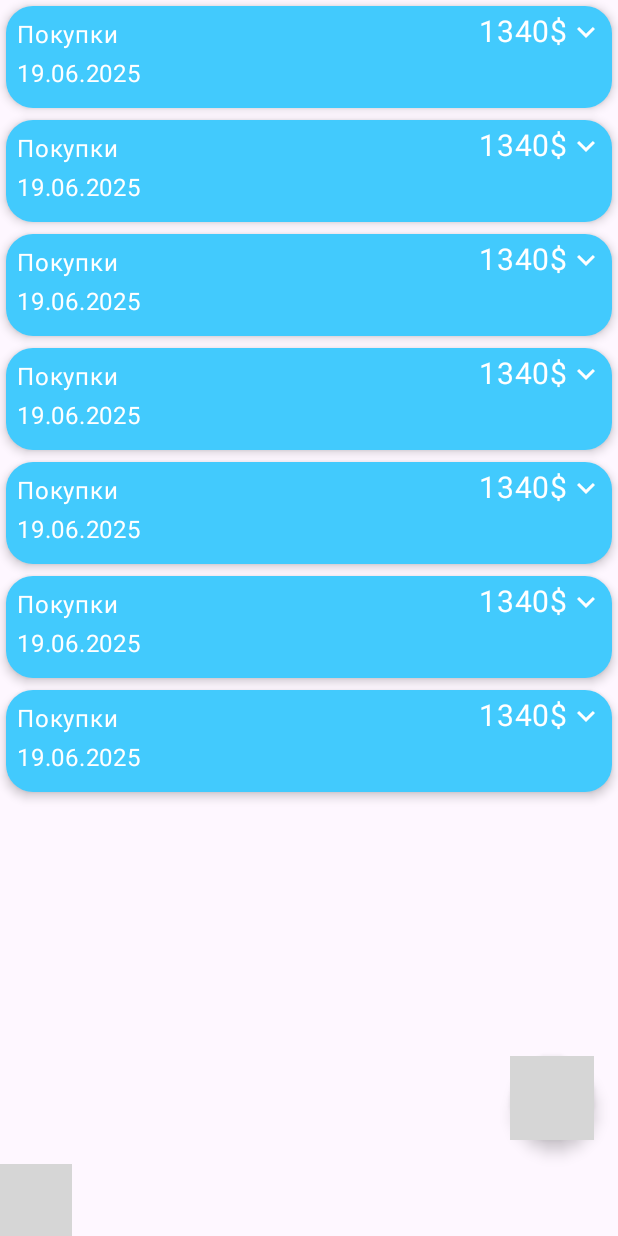
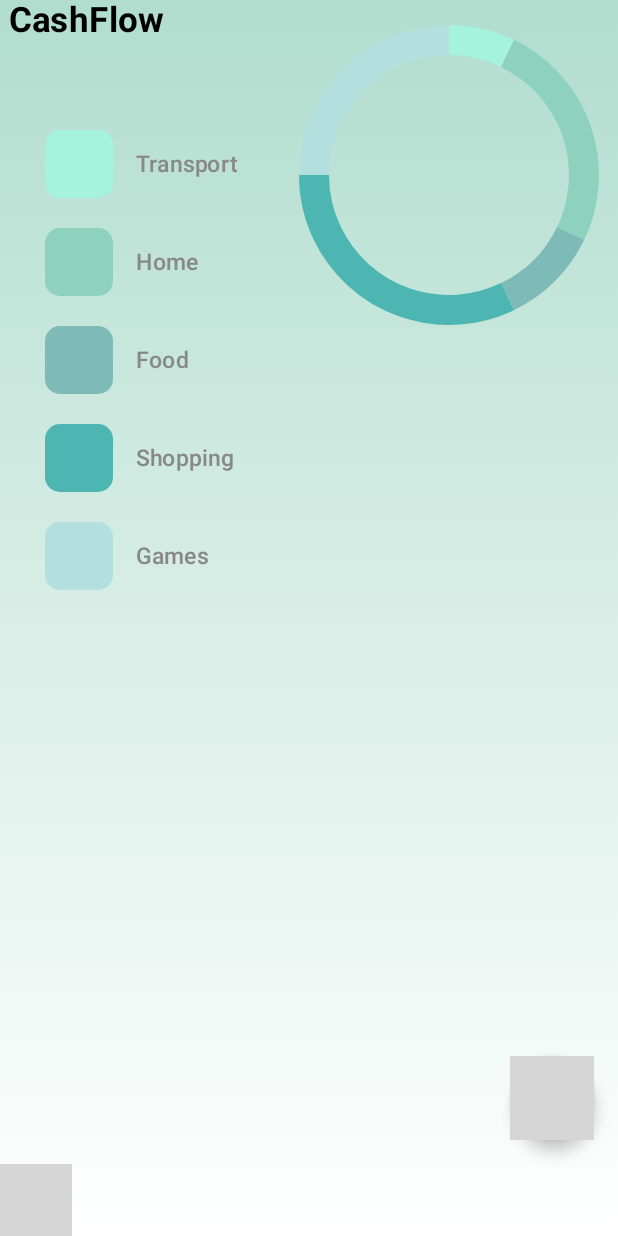
Before and after one commit to Mesherekov/CashFlow, an Android app built with Jetpack Compose: the screen it shows after launch (MainActivity), on a phone screen of 412 x 824 dp. Run offline under Robolectric (Android 15) with nearby library versions, the phone set to English and light mode, and no system bars; our stand-ins replace Compose Multiplatform resources; 2 statements that could not run were skipped; grey boxes are pictures that could not be loaded.

Commit message:
UI: Create Donut Chart

```diff
--- a/composeApp/build.gradle.kts
+++ b/composeApp/build.gradle.kts
@@ -46,7 +46,8 @@ kotlin {
             implementation(compose.materialIconsExtended)
             implementation(libs.decompose)
             implementation(libs.decompose.extensions.compose)
-
+            implementation(libs.coil3.coil)
+            implementation(libs.coil.compose)
             api(libs.koin.core)
             implementation(libs.koin.compose)
             implementation(libs.koin.compose.viewmodel)
--- a/composeApp/src/androidMain/kotlin/org/example/cashflow/MainActivity.kt
+++ b/composeApp/src/androidMain/kotlin/org/example/cashflow/MainActivity.kt
@@ -4,14 +4,10 @@ import android.os.Bundle
 import androidx.activity.ComponentActivity
 import androidx.activity.compose.setContent
 import androidx.activity.enableEdgeToEdge
-import androidx.compose.runtime.Composable
-import androidx.compose.ui.tooling.preview.Preview
-import com.arkivanov.decompose.defaultComponentContext
 import com.arkivanov.decompose.retainedComponent
 import org.example.cashflow.navigation.RootComponent
 import org.koin.android.ext.android.inject
 import org.koin.core.parameter.parametersOf
-import kotlin.getValue
 
 class MainActivity : ComponentActivity() {
     override fun onCreate(savedInstanceState: Bundle?) {
--- a/composeApp/src/commonMain/kotlin/org/example/cashflow/App.kt
+++ b/composeApp/src/commonMain/kotlin/org/example/cashflow/App.kt
@@ -3,18 +3,26 @@ package org.example.cashflow
 import androidx.compose.animation.AnimatedVisibility
 import androidx.compose.animation.scaleIn
 import androidx.compose.animation.scaleOut
+import androidx.compose.foundation.background
+import androidx.compose.foundation.layout.Box
 import androidx.compose.foundation.layout.fillMaxWidth
 import androidx.compose.foundation.layout.padding
+import androidx.compose.foundation.layout.systemBarsPadding
 import androidx.compose.foundation.shape.CircleShape
 import androidx.compose.material3.FloatingActionButton
 import androidx.compose.material3.Icon
 import androidx.compose.material3.MaterialTheme
 import androidx.compose.material3.Scaffold
+import androidx.compose.material3.Text
 import androidx.compose.runtime.Composable
 import androidx.compose.runtime.getValue
 import androidx.compose.ui.Modifier
 import androidx.compose.ui.draw.scale
+import androidx.compose.ui.graphics.Brush
 import androidx.compose.ui.graphics.Color
+import androidx.compose.ui.text.font.FontWeight
+import androidx.compose.ui.unit.dp
+import androidx.compose.ui.unit.sp
 import cashflow.composeapp.generated.resources.Res
 import cashflow.composeapp.generated.resources.addi
 import cashflow.composeapp.generated.resources.home
@@ -34,17 +42,26 @@ import org.example.cashflow.ui.HomeScreen
 import org.jetbrains.compose.resources.stringResource
 import org.jetbrains.compose.resources.vectorResource
 import org.jetbrains.compose.ui.tooling.preview.Preview
-import org.koin.compose.KoinContext
-import org.koin.compose.koinInject
-import org.koin.core.context.KoinContext
 
 @Composable
 @Preview
 fun App(rootComponent: RootComponent) {
     MaterialTheme {
         val childStack by rootComponent.childStack.subscribeAsState()
+        Box(Modifier
+            .background(Brush
+                .verticalGradient(0f to Color(0xFFB1DDCE),
+                    1000f to Color.White))){
         Scaffold(
-            contentColor = Color.White,
+            containerColor = Color.Transparent,
+            topBar = {
+                Text("CashFlow",
+                    fontSize = 23.sp,
+                    modifier = Modifier
+                        .systemBarsPadding()
+                        .padding(start = 6.dp),
+                    fontWeight = FontWeight.Bold)
+            },
             bottomBar = {
                 BottomNavBar(
                     listOf(
@@ -60,7 +77,6 @@ fun App(rootComponent: RootComponent) {
                         )
                     ),
                     rootComponent = rootComponent
-
                 )
             },
             floatingActionButton = {
@@ -72,7 +88,7 @@ fun App(rootComponent: RootComponent) {
                     FloatingActionButton(
                         onClick = {},
                         shape = CircleShape,
-                        containerColor = ColorsUI.light_blue,
+                        containerColor = ColorsUI.cian,
                     ) {
                         Icon(
                             imageVector = vectorResource(Res.drawable.addi),
@@ -82,23 +98,25 @@ fun App(rootComponent: RootComponent) {
                         )
                     }
                 }
-            }
+            },
         ) { innerPadding ->
             Children(
                 stack = childStack,
-                animation = stackAnimation (slide())
-            ){
-                    child ->
-                when(val instance = child.instance){
+                animation = stackAnimation(slide())
+            ) { child ->
+                when (val instance = child.instance) {
                     is RootComponent.Child.AccountScreen -> AccountScreen(instance.component)
                     is RootComponent.Child.HomeScreen -> {
-                        HomeScreen(instance.component,
-                        modifier = Modifier
-                            .fillMaxWidth()
-                            .padding(innerPadding))
+                        HomeScreen(
+                            instance.component,
+                            modifier = Modifier
+                                .fillMaxWidth()
+                                .padding(innerPadding)
+                        )
                     }
                 }
             }
+        }
 
         }
     }
--- a/composeApp/src/commonMain/kotlin/org/example/cashflow/navigation/Navigation.kt
+++ b/composeApp/src/commonMain/kotlin/org/example/cashflow/navigation/Navigation.kt
@@ -1,6 +1,7 @@
 package org.example.cashflow.navigation
 
 import androidx.compose.foundation.layout.Column
+import androidx.compose.foundation.shape.RoundedCornerShape
 import androidx.compose.material3.Icon
 import androidx.compose.material3.NavigationBar
 import androidx.compose.material3.NavigationBarItem
@@ -13,6 +14,7 @@ import androidx.compose.runtime.remember
 import androidx.compose.runtime.setValue
 import androidx.compose.ui.Alignment
 import androidx.compose.ui.Modifier
+import androidx.compose.ui.draw.clip
 import androidx.compose.ui.draw.scale
 import androidx.compose.ui.graphics.Color
 import androidx.compose.ui.graphics.vector.ImageVector
@@ -35,9 +37,9 @@ fun BottomNavBar(
     rootComponent: RootComponent
 ){
     NavigationBar(
-        modifier = modifier,
-        containerColor = ColorsUI.light_blue,
-
+        modifier = modifier
+            .clip(RoundedCornerShape(10.dp)),
+        containerColor = Color(0xFFE0F1EB),
         tonalElevation = 5.dp
     ) {
         var isSelected by remember { mutableStateOf(rootComponent.childStack.active.configuration) }
@@ -50,10 +52,10 @@ fun BottomNavBar(
                           },
                 colors = NavigationBarItemDefaults.colors(
                     indicatorColor = ColorsUI.cian,
-                    selectedIconColor = Color(0xFFFFFFFFF),
-                    selectedTextColor = Color(0xFFFFFFFFF),
-                    unselectedIconColor = Color(0xFFFFFFFFF),
-                    unselectedTextColor = Color(0xFFFFFFFFF)
+                    selectedIconColor = Color.White,
+                    selectedTextColor = Color.White,
+                    unselectedIconColor = Color.Gray,
+                    unselectedTextColor = Color.Gray
 
                 ),
                 icon = {
--- a/composeApp/src/commonMain/kotlin/org/example/cashflow/ui/ColorsUI.kt
+++ b/composeApp/src/commonMain/kotlin/org/example/cashflow/ui/ColorsUI.kt
@@ -4,8 +4,17 @@ import androidx.compose.ui.graphics.Color
 
 object ColorsUI {
     val light_blue = Color((0xFF42CAFD))
-    val cian = Color(0xFF66B3B9)
+    val cian = Color(0xFF68C7C9)
     val light_yellow = Color(0xFFF5EFA6)
     val dark_green = Color(0xFF8EB09D)
     val light_pink = Color(0xFFF0D1D0)
+    val dark_cian = Color(0xFF7EBAB8)
+    val light_green = Color(0xFF8ED2BD)
+    val light_cian = Color(0xFFA4F3DA)
+
+    val color10 = Color(0xFFE6F5F4)  // 10% от исходного
+    val color30 = Color(0xFFB3E0DE)  // 30% от исходного
+    val color50 = Color(0xFF80CBC8)  // 50% от исходного
+    val color70 = Color(0xFF4DB6B2)  // 70% от исходного
+    val color90 = Color(0xFF1A9F9A)
 }
--- /dev/null
+++ b/composeApp/src/commonMain/kotlin/org/example/cashflow/ui/DonutChart.kt
@@ -0,0 +1,192 @@
+package org.example.cashflow.ui
+
+import androidx.compose.animation.AnimatedVisibility
+import androidx.compose.animation.core.LinearEasing
+import androidx.compose.animation.core.LinearOutSlowInEasing
+import androidx.compose.animation.core.animateFloatAsState
+import androidx.compose.animation.core.tween
+import androidx.compose.animation.scaleIn
+import androidx.compose.animation.scaleOut
+import androidx.compose.foundation.Canvas
+import androidx.compose.foundation.background
+import androidx.compose.foundation.clickable
+import androidx.compose.foundation.layout.Box
+import androidx.compose.foundation.layout.Column
+import androidx.compose.foundation.layout.Row
+import androidx.compose.foundation.layout.fillMaxWidth
+import androidx.compose.foundation.layout.padding
+import androidx.compose.foundation.layout.size
+import androidx.compose.foundation.shape.RoundedCornerShape
+import androidx.compose.material3.Surface
+import androidx.compose.material3.Text
+import androidx.compose.runtime.Composable
+import androidx.compose.runtime.LaunchedEffect
+import androidx.compose.runtime.getValue
+import androidx.compose.runtime.mutableStateOf
+import androidx.compose.runtime.remember
+import androidx.compose.runtime.setValue
+import androidx.compose.ui.Alignment
+import androidx.compose.ui.Modifier
+import androidx.compose.ui.draw.rotate
+import androidx.compose.ui.graphics.Color
+import androidx.compose.ui.graphics.StrokeCap
+import androidx.compose.ui.graphics.drawscope.Stroke
+import androidx.compose.ui.text.font.FontWeight
+import androidx.compose.ui.unit.Dp
+import androidx.compose.ui.unit.dp
+import androidx.compose.ui.unit.sp
+
+@Composable
+fun DonutChart(
+    data: Map<String, Int>,
+    radius: Dp = 90.dp,
+    chartBarWidth: Dp = 20.dp,
+    animDuration: Int = 1000
+){
+    val totalSum = data.values.sum()
+    val floatValue = mutableListOf<Float>()
+    data.values.forEachIndexed { index, item ->
+        floatValue.add(index, 360*item.toFloat() / totalSum.toFloat())
+    }
+
+    val colors = mutableListOf(
+        ColorsUI.light_cian,
+        ColorsUI.light_green,
+        ColorsUI.dark_cian,
+        ColorsUI.color70,
+        ColorsUI.color30,
+        ColorsUI.color50,
+        ColorsUI.color90
+    )
+    var animationPlayed by remember { mutableStateOf(false) }
+
+    var lastValue = 0f
+    val animateSize by animateFloatAsState(
+        targetValue = if (animationPlayed) radius.value * 2f else 0f,
+        animationSpec = tween(
+            durationMillis = animDuration,
+            delayMillis = 0,
+            easing = LinearOutSlowInEasing
+        )
+    )
+
+    val animateRotation by animateFloatAsState(
+        targetValue = if (animationPlayed) 90f * 11f else 0f,
+        animationSpec = tween(
+            durationMillis = animDuration,
+            delayMillis = 0,
+            easing = LinearOutSlowInEasing
+        )
+    )
+
+    LaunchedEffect(key1 = true) {
+        animationPlayed = true
+    }
+    Row {
+        AnimatedVisibility(
+            visible = animationPlayed,
+            enter = scaleIn(animationSpec = tween(durationMillis = 300,
+                easing = LinearEasing)),
+            exit = scaleOut(animationSpec = tween(durationMillis = 300,
+                delayMillis = 670))
+        ) {
+            DetailsDonutChart(
+                data = data,
+                colors = colors,
+                modifier = Modifier
+            )
+        }
+        Column(
+            modifier = Modifier
+                .fillMaxWidth()
+                .padding(end = 3.dp),
+            horizontalAlignment = Alignment.CenterHorizontally
+        ) {
+            Box(
+                modifier = Modifier
+                    .size(animateSize.dp)
+                    .clickable {
+                        animationPlayed = !animationPlayed
+                    },
+                contentAlignment = Alignment.Center
+            ) {
+                Canvas(
+                    modifier = Modifier
+                        .size(radius * 2f)
+                        .rotate(animateRotation),
+                ) {
+                    floatValue.forEachIndexed { index, value ->
+                        drawArc(
+                            color = colors[index],
+                            lastValue,
+                            value,
+                            useCenter = false,
+                            style = Stroke(
+                                chartBarWidth.toPx(),
+                                cap = StrokeCap.Butt
+                            )
+                        )
+                        lastValue += value
+                    }
+                }
+            }
+
+        }
+    }
+
+}
+
+@Composable
+fun DetailsDonutChart(
+    data: Map<String, Int>,
+    colors: List<Color>,
+    modifier: Modifier
+){
+    Column(modifier = modifier
+        .padding(top = 50.dp)) {
+        data.values.forEachIndexed { index, i ->
+            DetailsDonutItem(
+                data = Pair(data.keys.elementAt(index), i),
+                color = colors[index]
+            )
+
+        }
+    }
+}
+
+@Composable
+fun DetailsDonutItem(
+    data: Pair<String, Int>,
+    height: Dp = 45.dp,
+    color: Color
+){
+    Surface(
+        modifier = Modifier
+        .padding(vertical = 10.dp,
+            horizontal = 30.dp),
+        color = Color.Transparent
+    ) {
+        Row(
+            modifier = Modifier,
+            verticalAlignment = Alignment.CenterVertically
+        ) {
+            Box(
+                Modifier
+                .background(color = color,
+                    shape = RoundedCornerShape(10.dp)
+                )
+                    .size(height)
+            )
+            Column {
+                Text(
+                    modifier = Modifier.padding(start = 15.dp),
+                    text = data.first,
+                    fontWeight = FontWeight.Medium,
+                    fontSize = 15.sp,
+                    color = Color.Gray
+                )
+            }
+
+        }
+    }
+}
--- a/composeApp/src/commonMain/kotlin/org/example/cashflow/ui/HomeScreenFunc.kt
+++ b/composeApp/src/commonMain/kotlin/org/example/cashflow/ui/HomeScreenFunc.kt
@@ -29,8 +29,17 @@ fun HomeScreen(component: HomeScreenComponent,
 ){
     Box(modifier = modifier){
         Column {
+            DonutChart(
+                data = mapOf(
+                    Pair("Transport", 20),
+                    Pair("Home", 70),
+                    Pair("Food", 30),
+                    Pair("Shopping", 90),
+                    Pair("Games", 70)
+                )
+            )
             repeat(7){
-                WasteItem()
+                //WasteItem()
             }
         }
     }
```
Also changed, not shown: gradle/libs.versions.toml (+7 -0 lines).
